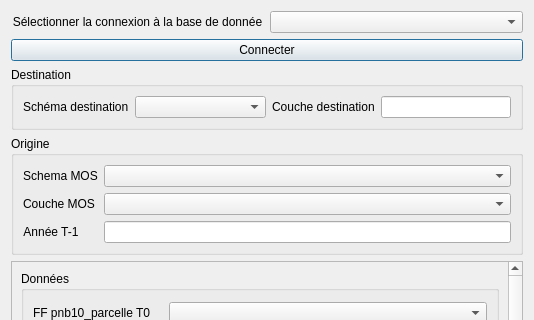
First picture: the form in Outil-Socle-MOS/socle_mos/interface_analyse.ui, repository SIRS-CLS/mos-adeupa-ce, before the edit; both pictures show x 0 to 534 and y 0 to 320 of the 534 by 599 pixel window.
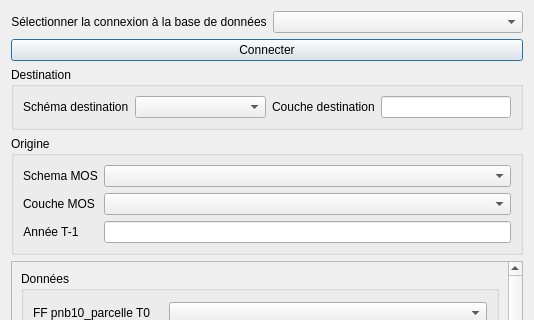
Second picture: the form after the edit.

Diff of the .ui file:
```diff
--- a/Outil-Socle-MOS/socle_mos/interface_analyse.ui
+++ b/Outil-Socle-MOS/socle_mos/interface_analyse.ui
@@ -37,7 +37,7 @@
         <enum>Qt::LeftToRight</enum>
        </property>
        <property name="text">
-        <string>Sélectionner la connexion à la base de donnée</string>
+        <string>Sélectionner la connexion à la base de données</string>
        </property>
        <property name="alignment">
         <set>Qt::AlignCenter</set>
```
Left out of the diff: 2 changed lines with no effect on the pictures.
